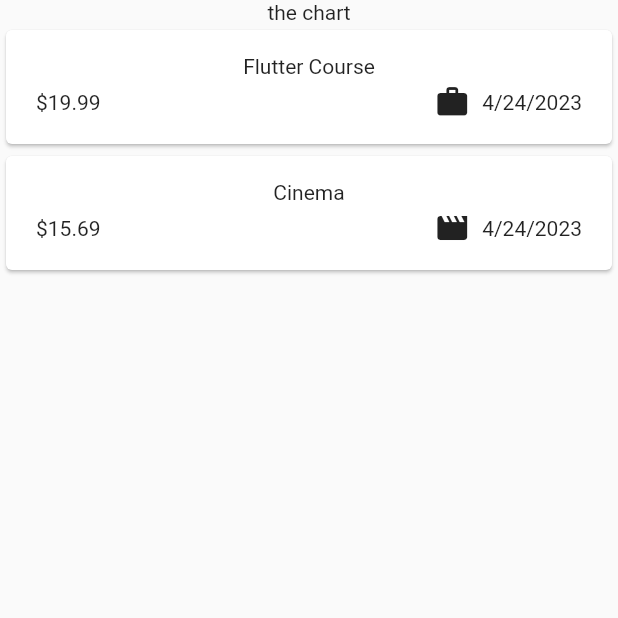
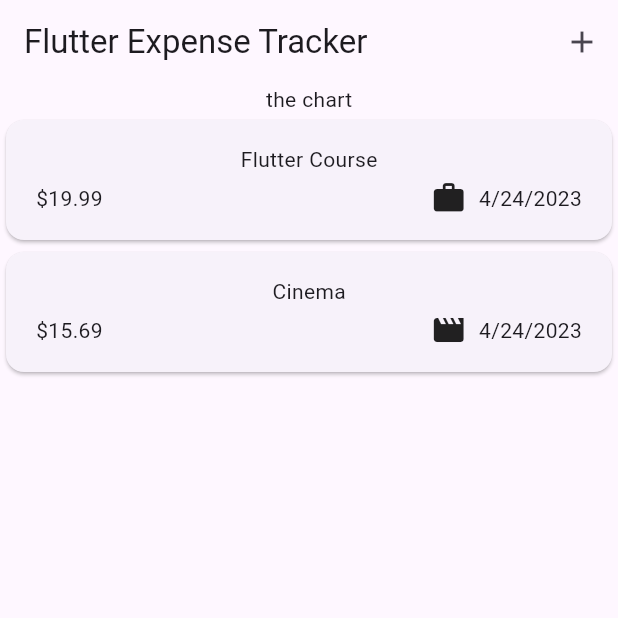
Before and after one commit to jakubit0/Expenses-Tracker, a Flutter app: the screen it shows after launch, on a phone screen of 412 x 824 dp, the top half of it. Run offline on Flutter 3.47's test engine with Material 2 defaults, Android fonts, the phone set to English and light mode, and no system bars.

Commit message:
created new pop up page

```diff
--- a/expenses_tracker/lib/main.dart
+++ b/expenses_tracker/lib/main.dart
@@ -3,8 +3,10 @@ import 'package:flutter/material.dart';
 
 void main(){
   runApp(
-    const MaterialApp(
-      home: Expenses(),
+     MaterialApp(
+      theme: ThemeData(useMaterial3: true),
+      debugShowCheckedModeBanner: false,
+      home: const Expenses(),
     ),
   );
 }
--- a/expenses_tracker/lib/widgets/expenses.dart
+++ b/expenses_tracker/lib/widgets/expenses.dart
@@ -1,5 +1,6 @@
 import 'package:expenses_tracker/widgets/expenses_list/expenses_list.dart';
 import 'package:expenses_tracker/models/expense.dart';
+import 'package:expenses_tracker/widgets/new_expense.dart';
 import 'package:flutter/material.dart';
 
 class Expenses extends StatefulWidget {
@@ -10,23 +11,42 @@ class Expenses extends StatefulWidget {
 }
 
 class _ExpensesState extends State<Expenses> {
+  final List<Expense> _registerdExpenses = [
+    Expense(
+        title: 'Flutter Course',
+        amount: 19.99,
+        date: DateTime.now(),
+        category: Category.work),
+    Expense(
+        title: 'Cinema',
+        amount: 15.69,
+        date: DateTime.now(),
+        category: Category.leisure),
+  ];
 
-  final List<Expense> _registerdExpenses = [
-    Expense(title: 'Flutter Course', amount: 19.99, date: DateTime.now(), category: Category.work),
-    Expense(title: 'Cinema', amount: 15.69, date: DateTime.now(), category: Category.leisure),
-  ];
+  void _openAddExpenseOverlay() {
+    showModalBottomSheet(
+      context: context,
+      builder: (ctx) => const NewExpense(),
+      );
+  }
 
   @override
   Widget build(BuildContext context) {
     return Scaffold(
-      body: Column(
-        children:  [
-           const  Text('the chart'),
-            Expanded(
-              child: ExpensesList(expenses: _registerdExpenses)
-              ),
-        ]
-        ),
+      appBar: AppBar(
+        title: const Text('Flutter Expense Tracker'),
+        actions: [
+          IconButton(
+            onPressed: _openAddExpenseOverlay,
+            icon: const Icon(Icons.add),
+          ),
+        ],
+      ),
+      body: Column(children: [
+        const Text('the chart'),
+        Expanded(child: ExpensesList(expenses: _registerdExpenses)),
+      ]),
     );
   }
 }
--- a/expenses_tracker/lib/widgets/expenses_list/expenses_item.dart
+++ b/expenses_tracker/lib/widgets/expenses_list/expenses_item.dart
@@ -5,6 +5,7 @@ class ExpenseItem extends StatelessWidget {
   const ExpenseItem(this.expense, {super.key});
 
   final Expense expense;
+
   @override
   Widget build(BuildContext context) {
     return Card(
```
Also changed, not shown: expenses_tracker/lib/widgets/new_expense.dart (added, +28 -0 lines).
